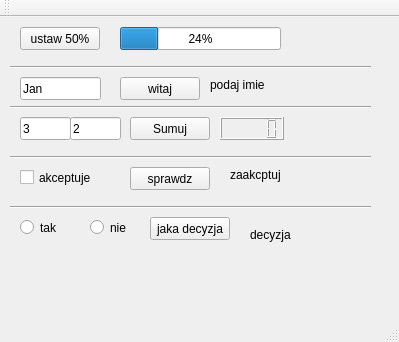
Before: the Qt Designer form qt_demo/mainwindow.ui in marcin-filipiak/cpp_exercises, drawn with Qt 5.
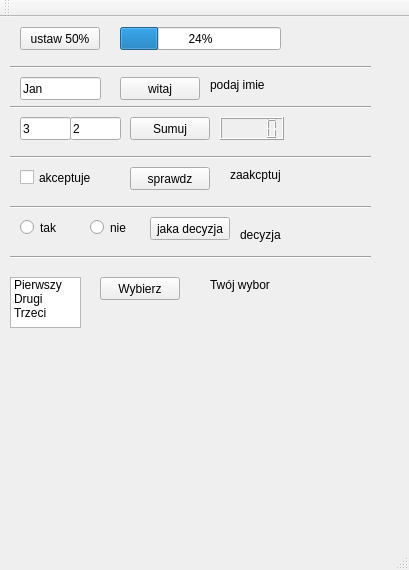
After: the same form once the commit is applied.

```diff
--- a/qt_demo/mainwindow.ui
+++ b/qt_demo/mainwindow.ui
@@ -6,8 +6,8 @@
    <rect>
     <x>0</x>
     <y>0</y>
-    <width>399</width>
-    <height>342</height>
+    <width>409</width>
+    <height>570</height>
    </rect>
   </property>
   <property name="windowTitle">
@@ -264,7 +264,7 @@
    <widget class="QLabel" name="label_decyzja">
     <property name="geometry">
      <rect>
-      <x>250</x>
+      <x>240</x>
       <y>210</y>
       <width>59</width>
       <height>15</height>
@@ -274,6 +274,70 @@
      <string>decyzja</string>
     </property>
    </widget>
+   <widget class="Line" name="line_5">
+    <property name="geometry">
+     <rect>
+      <x>10</x>
+      <y>230</y>
+      <width>361</width>
+      <height>20</height>
+     </rect>
+    </property>
+    <property name="orientation">
+     <enum>Qt::Horizontal</enum>
+    </property>
+   </widget>
+   <widget class="QListWidget" name="listWidget">
+    <property name="geometry">
+     <rect>
+      <x>10</x>
+      <y>260</y>
+      <width>71</width>
+      <height>51</height>
+     </rect>
+    </property>
+    <item>
+     <property name="text">
+      <string>Pierwszy</string>
+     </property>
+    </item>
+    <item>
+     <property name="text">
+      <string>Drugi</string>
+     </property>
+    </item>
+    <item>
+     <property name="text">
+      <string>Trzeci</string>
+     </property>
+    </item>
+   </widget>
+   <widget class="QPushButton" name="pushButton_6">
+    <property name="geometry">
+     <rect>
+      <x>100</x>
+      <y>260</y>
+      <width>80</width>
+      <height>23</height>
+     </rect>
+    </property>
+    <property name="text">
+     <string>Wybierz</string>
+    </property>
+   </widget>
+   <widget class="QLabel" name="label_lista">
+    <property name="geometry">
+     <rect>
+      <x>210</x>
+      <y>260</y>
+      <width>161</width>
+      <height>16</height>
+     </rect>
+    </property>
+    <property name="text">
+     <string>Twój wybor</string>
+    </property>
+   </widget>
   </widget>
   <widget class="QMenuBar" name="menuBar">
    <property name="geometry">
```
Left out of the diff: 2 changed lines with no effect on the pictures.
